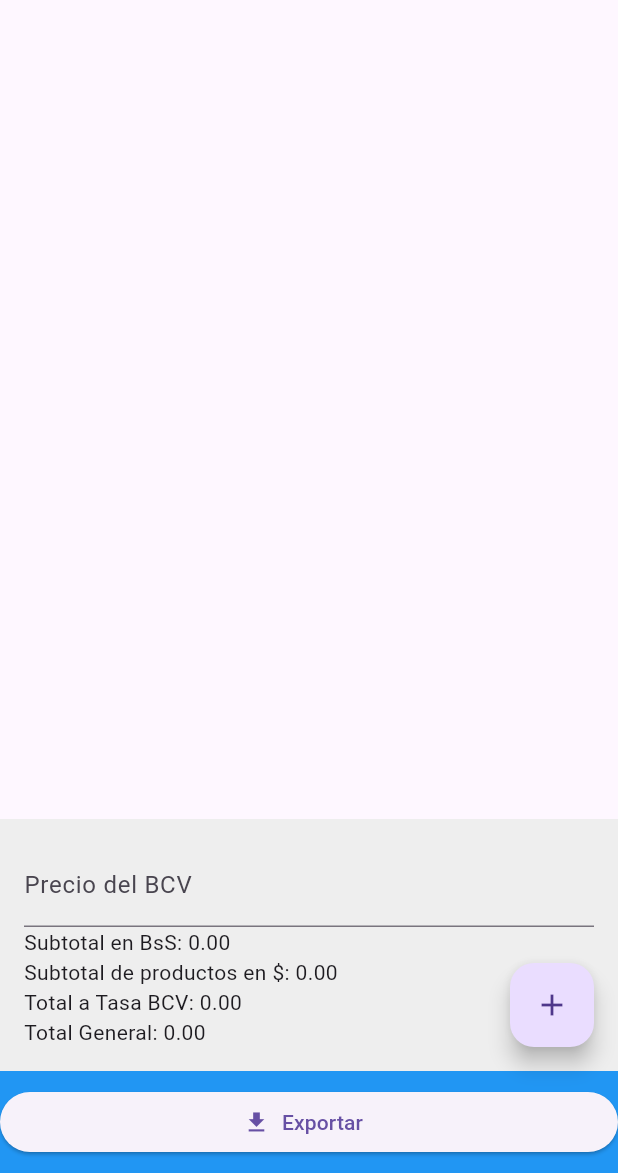
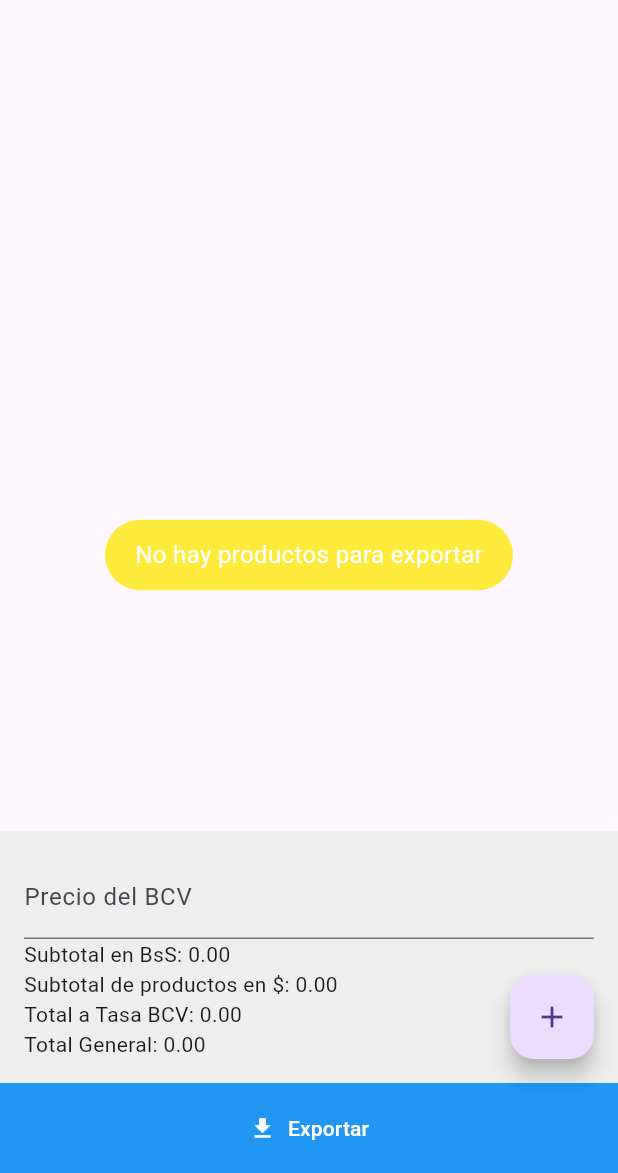
Before and after one commit to AntonioVilaV/generator-excel-with-products, a Flutter app: the screen it shows after launch, after a tap on "Exportar", on a phone screen of 412 x 824 dp, the part 63-1236 px from its top. Run offline on Flutter 3.47's test engine with Material 3 defaults, Android fonts, the phone set to English and light mode, and no system bars; our stand-ins replace fluttertoast; missing offline and left inert: excel.

Commit message:
add alert for empty prdouct, add button in footer

```diff
--- a/app/lib/main.dart
+++ b/app/lib/main.dart
@@ -3,7 +3,7 @@ import 'package:excel/excel.dart';
 import 'dart:io';
 import 'package:fluttertoast/fluttertoast.dart';
 import 'package:path_provider/path_provider.dart';
-
+import 'package:intl/intl.dart';
 
 void main() {
   runApp(MyApp());
@@ -48,28 +48,32 @@ class _MyHomePageState extends State<MyHomePage> {
   late String description;
   late double amount;
   late String currency = 'USD';
-  bool cargaMasiva = false; // Nuevo estado para controlar la carga masiva
+  bool cargaMasiva = false;
 
   void _exportToExcel() async {
+    if (products.isEmpty) {
+      _showAlertMessage(1, 'No hay productos para exportar');
+    } else {
+      var now = DateTime.now();
+      var formatter = DateFormat('dd-MM-yyyy H-m-s');
+      String formattedDate = formatter.format(now);
+
+      var name_file = "cotizacion ${formattedDate}.xlsx";
+
       var excel = Excel.createExcel();
-
       var sheet = excel.sheets[excel.getDefaultSheet() as String]!;
-
       CellStyle cellStyle = CellStyle(bold: true);
-
       var headDescription = sheet.cell(CellIndex.indexByString("A1"));
       headDescription.value = TextCellValue("Description");
       headDescription.cellStyle = cellStyle;
       var headAmount = sheet.cell(CellIndex.indexByString("B1"));
       headAmount.value = TextCellValue("monto");
       headAmount.cellStyle = cellStyle;
-
       for (var product in products) {
         double total = product.amount;
         if (product.currency == 'BS') {
           total = product.amount / bcvPrice;
         }
-
         sheet.appendRow([
           TextCellValue(product.description),
           TextCellValue('${total.toString()}\$')
@@ -79,28 +83,27 @@ class _MyHomePageState extends State<MyHomePage> {
         TextCellValue("Total"),
         TextCellValue('${totalGeneral.toString()}\$')
       ]);
-
       var fileBytes = excel.save();
-
       try {
         var fileBytes = excel.save();
-      String directory = '/storage/emulated/0/Documents/';
+        String path = '/storage/emulated/0/Documents/';
         if (Platform.isIOS) {
           Directory dir = await getApplicationDocumentsDirectory();
-        directory = dir.path;
+          path = dir.path;
         }
-
+        String absoulte_path_file = '${path}/${name_file}';
         if (fileBytes != null) {
-        File('${directory}/cotizacion.xlsx')
+          File(absoulte_path_file)
             ..createSync(recursive: true)
             ..writeAsBytesSync(fileBytes);
-        _showExportConfirmation(true, directory);
+          _showExportConfirmation(true, path);
         } else {
           throw Exception('Error al generar el archivo');
         }
       } catch (e) {
         print(e);
         _showExportConfirmation(false, e.toString());
+      }
     }
   }
 
@@ -120,6 +123,20 @@ class _MyHomePageState extends State<MyHomePage> {
         toastLength: Toast.LENGTH_LONG,
         gravity: ToastGravity.BOTTOM,
         backgroundColor: Colors.red,
+        textColor: Colors.white,
+        fontSize: 16.0,
+      );
+    }
+  }
+
+  void _showAlertMessage(int type, String message) {
+    int WARNING = 1;
+    if (type == WARNING) {
+      Fluttertoast.showToast(
+        msg: message,
+        toastLength: Toast.LENGTH_SHORT,
+        gravity: ToastGravity.CENTER,
+        backgroundColor: Colors.yellow,
         textColor: Colors.white,
         fontSize: 16.0,
       );
@@ -445,23 +462,34 @@ class _MyHomePageState extends State<MyHomePage> {
       ),
       bottomNavigationBar: Container(
         width: double.infinity,
-        color: Colors.blue,
-        child: Padding(
-          padding: const EdgeInsets.symmetric(vertical: 10.0),
         child: Row(
           mainAxisAlignment: MainAxisAlignment.center,
           children: [
             Expanded(
-                child: ElevatedButton.icon(
+              child: TextButton(
+                style: TextButton.styleFrom(
+                  shape: RoundedRectangleBorder(
+                    borderRadius: BorderRadius.zero,
+                  ),
+                  backgroundColor: Colors.blue,
+                  foregroundColor: Colors.white,
+                  padding: const EdgeInsets.symmetric(
+                      vertical: 20.0, horizontal: 16.0),
+                ),
                 onPressed: _exportToExcel,
-                  icon: Icon(Icons.download),
-                  label: Text('Exportar'),
+                child: Row(
+                  mainAxisAlignment: MainAxisAlignment.center,
+                  children: [
+                    const Icon(Icons.file_download),
+                    const SizedBox(width: 8.0),
+                    const Text('Exportar'),
+                  ],
+                ),
               ),
             ),
           ],
         ),
       ),
-      ),
     );
   }
 }
--- a/app/pubspec.yaml
+++ b/app/pubspec.yaml
@@ -37,6 +37,7 @@ dependencies:
   # The following adds the Cupertino Icons font to your application.
   # Use with the CupertinoIcons class for iOS style icons.
   cupertino_icons: ^1.0.6
+  intl: ^0.19.0
 
 dev_dependencies:
   flutter_test:
```
Also changed, not shown: app/pubspec.lock, 1 other file. Lines whose indentation alone changed are shown as unchanged.
